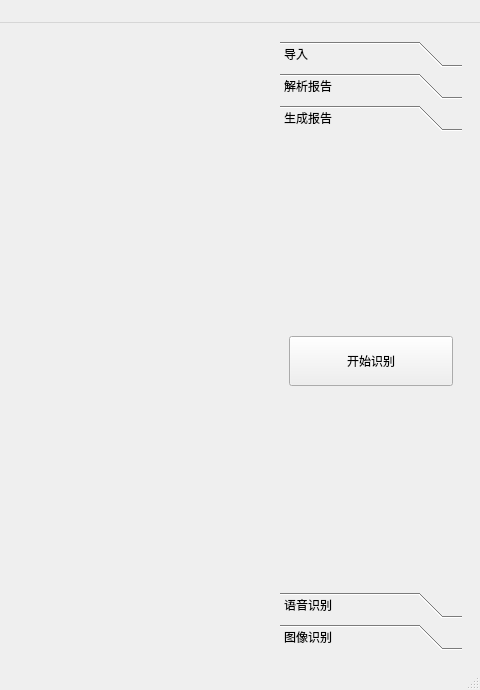
Charliechen114514/Smart_UltraSound_Detection, file Ui_MainWindow.ui: the form before one commit; both pictures show x 558 to 1038 and y 0 to 690 of the 1038 by 690 pixel window.
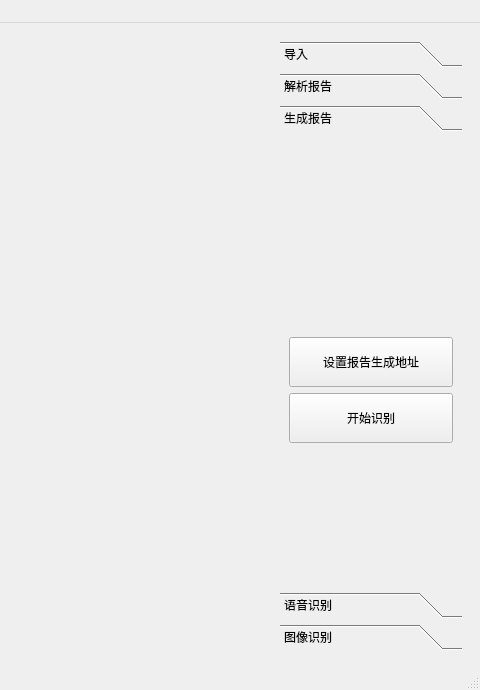
The form after the commit. The open tabs and pages were chosen to show the change.

Patch:
```diff
--- a/Ui_MainWindow.ui
+++ b/Ui_MainWindow.ui
@@ -244,6 +244,48 @@
            <string>生成报告</string>
           </attribute>
           <layout class="QVBoxLayout" name="verticalLayout_2">
+           <item>
+            <spacer name="verticalSpacer_3">
+             <property name="orientation">
+              <enum>Qt::Vertical</enum>
+             </property>
+             <property name="sizeHint" stdset="0">
+              <size>
+               <width>20</width>
+               <height>40</height>
+              </size>
+             </property>
+            </spacer>
+           </item>
+           <item>
+            <widget class="QLabel" name="label_inform_report_path">
+             <property name="minimumSize">
+              <size>
+               <width>0</width>
+               <height>50</height>
+              </size>
+             </property>
+             <property name="text">
+              <string/>
+             </property>
+             <property name="wordWrap">
+              <bool>true</bool>
+             </property>
+            </widget>
+           </item>
+           <item>
+            <widget class="QPushButton" name="btn_set_report_gen_path">
+             <property name="minimumSize">
+              <size>
+               <width>0</width>
+               <height>50</height>
+              </size>
+             </property>
+             <property name="text">
+              <string>设置报告生成地址</string>
+             </property>
+            </widget>
+           </item>
            <item>
             <widget class="QPushButton" name="btn_start_recognize">
              <property name="minimumSize">
@@ -257,6 +299,19 @@
              </property>
             </widget>
            </item>
+           <item>
+            <spacer name="verticalSpacer_4">
+             <property name="orientation">
+              <enum>Qt::Vertical</enum>
+             </property>
+             <property name="sizeHint" stdset="0">
+              <size>
+               <width>20</width>
+               <height>40</height>
+              </size>
+             </property>
+            </spacer>
+           </item>
           </layout>
          </widget>
          <widget class="QWidget" name="page">
```
Left out of the diff: 18 changed lines with no effect on the pictures.
